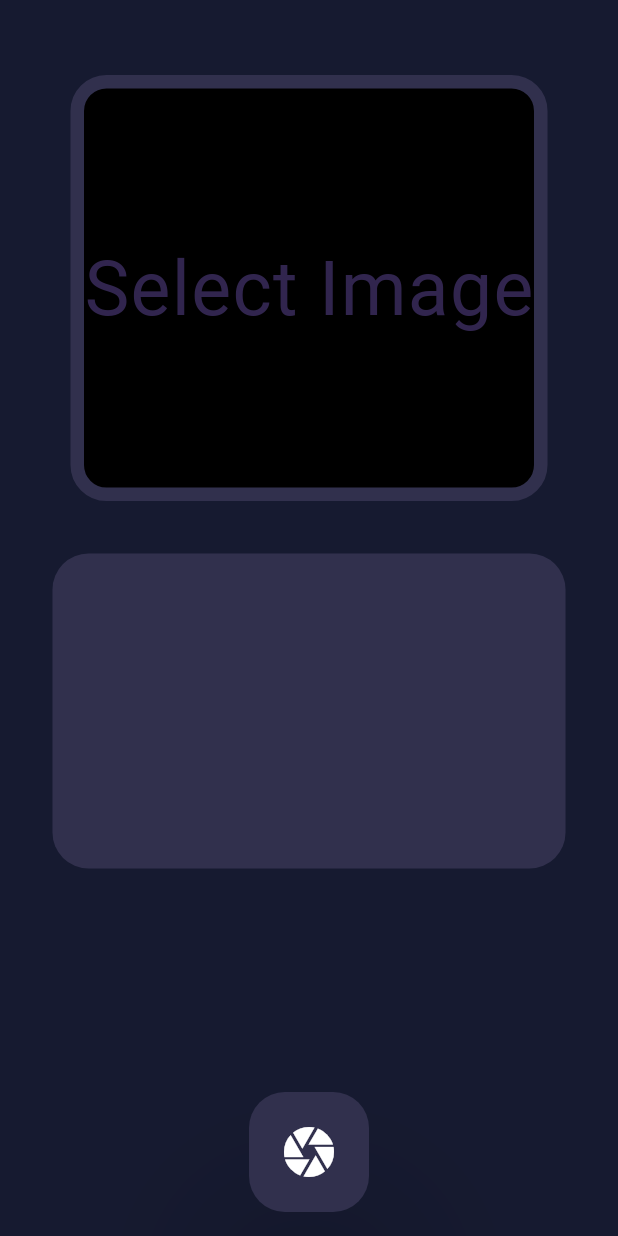
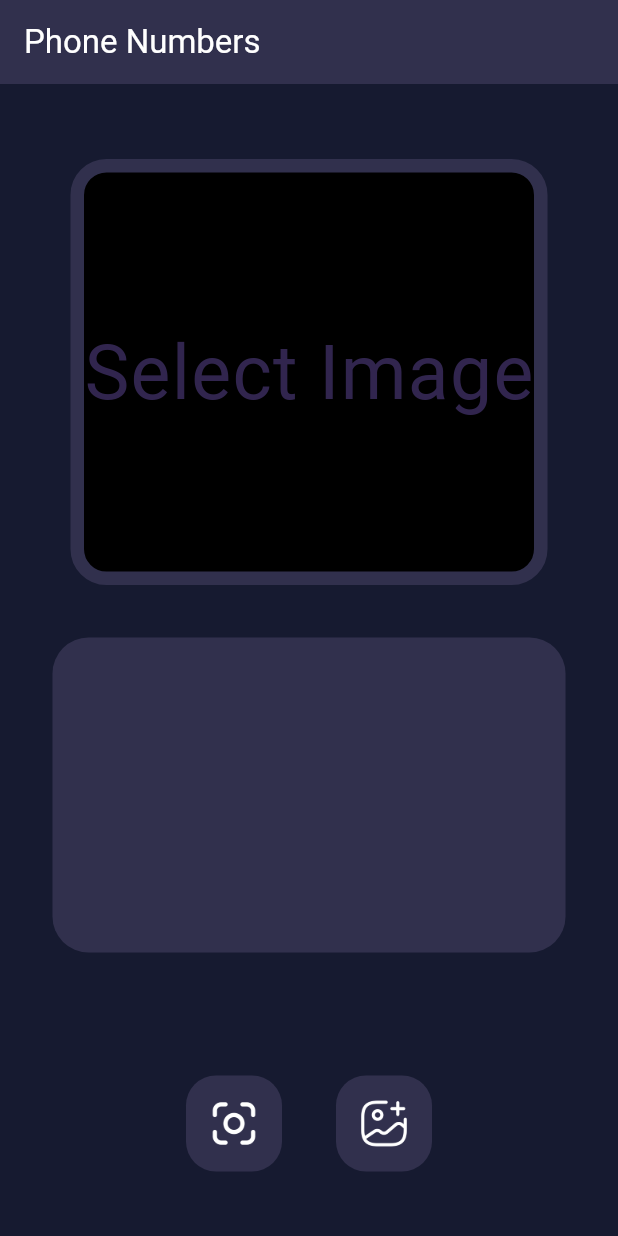
Before and after one commit to Omkargithub64/Phone_number_extractor, a Flutter app: the screen it shows after launch, on a phone screen of 412 x 824 dp. Run offline on Flutter 3.47's test engine with Material 3 defaults, Android fonts, the phone set to English and light mode, and no system bars; drawn by our look-alikes of modal_progress_hud_nsn; our stand-ins replace contacts_service, image_cropper, image_picker, permission_handler.

Commit message:
final changes

```diff
--- a/lib/screens/homepage.dart
+++ b/lib/screens/homepage.dart
@@ -42,13 +42,14 @@ class _MyAppState extends State<MyApp> {
   List numbers = [];
   File? image;
 
-  Future pickImage() async {
+  Future pickImage(bool isgall) async {
     setState(() {
       showloader = true;
     });
     try {
-      final image = await ImagePicker()
-          .pickImage(source: ImageSource.camera, imageQuality: 10);
+      final source = isgall ? ImageSource.gallery : ImageSource.camera;
+      final image =
+          await ImagePicker().pickImage(source: source, imageQuality: 20);
       if (image == null) {
         setState(() {
           showloader = false;
@@ -58,7 +59,7 @@ class _MyAppState extends State<MyApp> {
       CroppedFile? croppedFile = await ImageCropper().cropImage(
         sourcePath: image.path,
         // aspectRatio: const CropAspectRatio(ratioX: 16, ratioY: 9),
-        compressQuality: 9,
+        compressQuality: 20,
         compressFormat: ImageCompressFormat.jpg,
         aspectRatioPresets: [
           CropAspectRatioPreset.square,
@@ -69,13 +70,17 @@ class _MyAppState extends State<MyApp> {
         ],
         uiSettings: [
           AndroidUiSettings(
-              toolbarTitle: 'Cropper',
+            toolbarTitle: 'Select Area',
             toolbarColor: const Color(0xFF31304D),
             toolbarWidgetColor: Colors.white,
             initAspectRatio: CropAspectRatioPreset.original,
-              lockAspectRatio: false),
+            lockAspectRatio: false,
+            showCropGrid: false,
+            cropFrameColor: Colors.deepPurple,
+            hideBottomControls: true,
+          ),
           IOSUiSettings(
-            title: 'Cropper',
+            title: 'Select Area',
           ),
           WebUiSettings(
             context: context,
@@ -94,7 +99,7 @@ class _MyAppState extends State<MyApp> {
       final imageTemp = File(croppedFile.path);
 
       final request = http.MultipartRequest("POST",
-          Uri.parse("https://7f33-157-45-196-65.ngrok-free.app/upload"));
+          Uri.parse("https://ad7f-157-45-209-228.ngrok-free.app/upload"));
 
       final headers = {"Content-type": "multipart/form-data"};
       request.files.add(http.MultipartFile(
@@ -136,24 +141,81 @@ class _MyAppState extends State<MyApp> {
     return MaterialApp(
       debugShowCheckedModeBanner: false,
       home: Scaffold(
-        resizeToAvoidBottomInset: true,
-        floatingActionButton: SizedBox(
+        bottomNavigationBar: BottomAppBar(
+          elevation: 0,
+          height: 150,
+          color: const Color(0xFF161A30),
+          child: Row(
+            mainAxisAlignment: MainAxisAlignment.center,
+            children: [
+              SizedBox(
                 width: 80,
                 height: 80,
-          child: RawMaterialButton(
-            elevation: 50,
-            shape:
-                RoundedRectangleBorder(borderRadius: BorderRadius.circular(24)),
-            fillColor: const Color(0xFF31304D),
-            onPressed: pickImage,
-            child: const Icon(
-              Icons.camera,
-              size: 40,
+                child: IconButton(
+                  icon: Container(
+                    decoration: const BoxDecoration(
+                      color: Color(0xFF31304D),
+                      borderRadius: BorderRadius.all(Radius.circular(20)),
+                    ),
+                    width: 100,
+                    height: 100,
+                    child: Padding(
+                      padding: const EdgeInsets.all(15),
+                      child: Image.asset(
+                        "assets/icons/scan.png",
                         color: Colors.white,
+                        width: 30,
+                        height: 30,
                       ),
                     ),
                   ),
-        floatingActionButtonLocation: FloatingActionButtonLocation.centerFloat,
+                  onPressed: () => {
+                    pickImage(false),
+                  },
+                ),
+              ),
+              const SizedBox(
+                width: 20,
+              ),
+              SizedBox(
+                width: 80,
+                height: 80,
+                child: IconButton(
+                  icon: Container(
+                    decoration: const BoxDecoration(
+                      color: Color(0xFF31304D),
+                      borderRadius: BorderRadius.all(Radius.circular(20)),
+                    ),
+                    width: 100,
+                    height: 100,
+                    child: Padding(
+                      padding: const EdgeInsets.all(15),
+                      child: Image.asset(
+                        "assets/icons/gallery.png",
+                        color: Colors.white,
+                        width: 30,
+                        height: 30,
+                      ),
+                    ),
+                  ),
+                  onPressed: () => {
+                    pickImage(true),
+                  },
+                ),
+              ),
+            ],
+          ),
+        ),
+        appBar: AppBar(
+          backgroundColor: const Color(0xFF31304D),
+          title: const Text("Phone Numbers"),
+          // forceMaterialTransparency: true,
+          foregroundColor: Colors.white,
+        ),
+        resizeToAvoidBottomInset: true,
+        // floatingActionButton:
+        floatingActionButtonLocation:
+            FloatingActionButtonLocation.miniCenterFloat,
         backgroundColor: const Color(0xFF161A30),
         body: ModalProgressHUD(
           inAsyncCall: showloader,
@@ -203,10 +265,11 @@ class _MyAppState extends State<MyApp> {
                       child: ListView.builder(
                         shrinkWrap: true,
                         itemCount: numbers.length,
-                        padding: const EdgeInsets.all(10),
+                        // padding: const EdgeInsets.all(10),
                         itemBuilder: (BuildContext context, int index) {
                           if (_isEditing && _editingIndex == index) {
                             return ListTile(
+                              titleAlignment: ListTileTitleAlignment.top,
                               title: TextField(
                                 controller: _nameController,
                                 decoration:
@@ -224,9 +287,20 @@ class _MyAppState extends State<MyApp> {
                                     color: Color.fromARGB(255, 255, 255, 255)),
                               ),
                               trailing: IconButton(
-                                icon: const Icon(
-                                  Icons.check,
-                                  color: Color(0xFFF0ECE5),
+                                icon: Container(
+                                  decoration: const BoxDecoration(
+                                    color: Color.fromARGB(255, 255, 255, 255),
+                                    borderRadius:
+                                        BorderRadius.all(Radius.circular(10)),
+                                  ),
+                                  child: Padding(
+                                    padding: const EdgeInsets.all(6.0),
+                                    child: Image.asset(
+                                      'assets/icons/check.png',
+                                      color: const Color(0xFF31304D),
+                                      width: 15,
+                                    ),
+                                  ),
                                 ),
                                 onPressed: () {
                                   _saveChanges(index);
@@ -235,6 +309,7 @@ class _MyAppState extends State<MyApp> {
                             );
                           } else {
                             return ListTile(
+                              // titleAlignment: ListTileTitleAlignment.center,
                               title: Text(
                                 name[index],
                                 style: const TextStyle(
@@ -248,14 +323,26 @@ class _MyAppState extends State<MyApp> {
                                     color: Color.fromARGB(255, 255, 255, 255)),
                               ),
                               trailing: SizedBox(
-                                width: 70,
+                                width: 90,
                                 child: Row(
                                   children: [
                                     Expanded(
                                       child: IconButton(
-                                        icon: const Icon(
-                                          Icons.edit,
-                                          color: Color(0xFFF0ECE5),
+                                        icon: Container(
+                                          decoration: const BoxDecoration(
+                                            color: Color.fromARGB(
+                                                255, 255, 255, 255),
+                                            borderRadius: BorderRadius.all(
+                                                Radius.circular(10)),
+                                          ),
+                                          child: Padding(
+                                            padding: const EdgeInsets.all(3.0),
+                                            child: Image.asset(
+                                              'assets/icons/edit.png',
+                                              color: const Color(0xFF31304D),
+                                              width: 40,
+                                            ),
+                                          ),
                                         ),
                                         onPressed: () {
                                           _startEditing(index);
@@ -264,9 +351,22 @@ class _MyAppState extends State<MyApp> {
                                     ),
                                     Expanded(
                                       child: IconButton(
-                                          icon: const Icon(
-                                            Icons.save,
-                                            color: Color(0xFFF0ECE5),
+                                          icon: Container(
+                                            decoration: const BoxDecoration(
+                                              color: Color.fromARGB(
+                                                  255, 255, 255, 255),
+                                              borderRadius: BorderRadius.all(
+                                                  Radius.circular(10)),
+                                            ),
+                                            child: Padding(
+                                              padding:
+                                                  const EdgeInsets.all(6.0),
+                                              child: Image.asset(
+                                                'assets/icons/add.png',
+                                                color: const Color(0xFF31304D),
+                                                width: 40,
+                                              ),
+                                            ),
                                           ),
                                           onPressed: () {
                                             savecontact(index);
--- a/pubspec.yaml
+++ b/pubspec.yaml
@@ -65,7 +65,8 @@ flutter:
   uses-material-design: true
 
   # To add assets to your application, add an assets section, like this:
-  # assets:
+  assets:
+  - assets/icons/
   #   - images/a_dot_burr.jpeg
   #   - images/a_dot_ham.jpeg
 
```
Also changed, not shown: assets/icons/add.png (added), assets/icons/check.png (added), assets/icons/edit.png (added), assets/icons/gallery.png (added), assets/icons/scan.png (added). Lines whose indentation alone changed are shown as unchanged.
